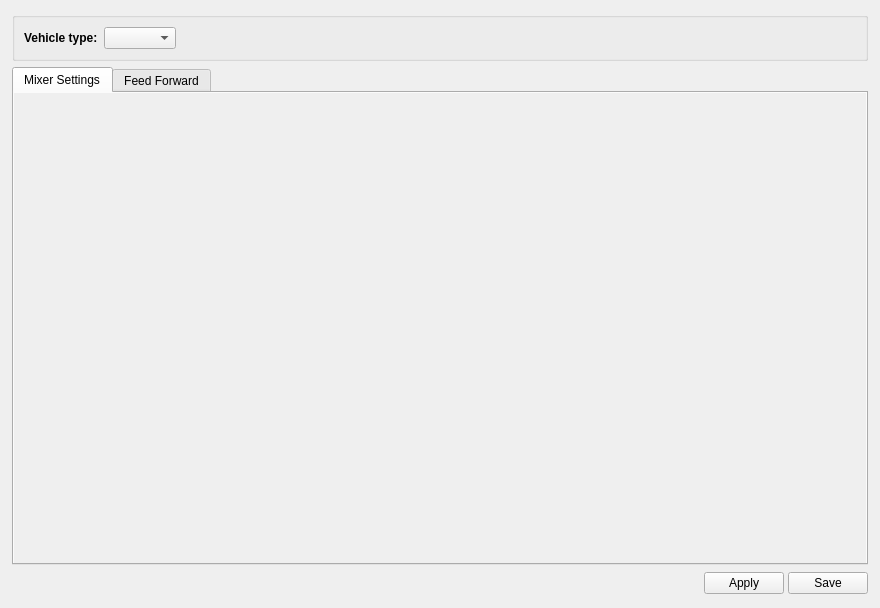
Before: the Qt Designer form ground/openpilotgcs/src/plugins/config/airframe.ui in openpilot/OpenPilot, drawn with Qt 5.
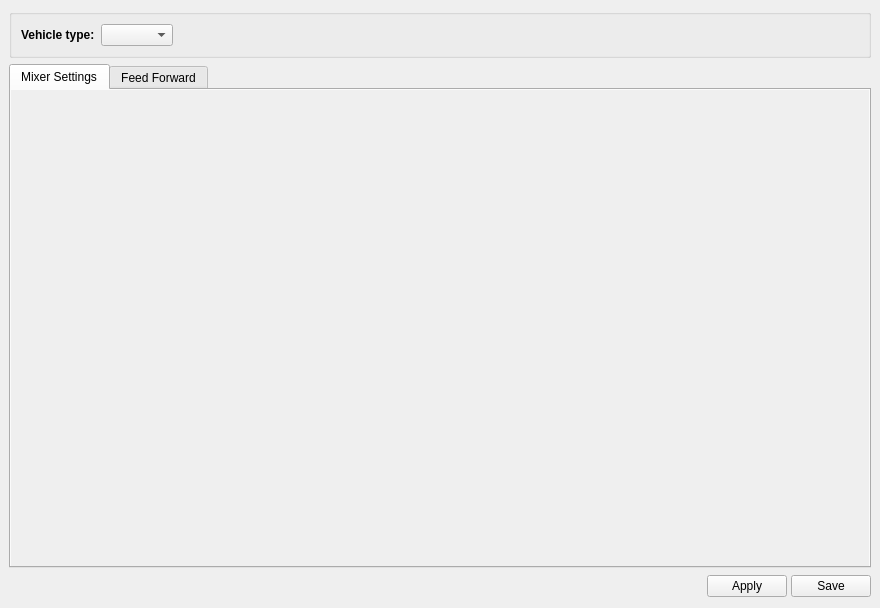
After: the same form once the commit is applied. Icons and pictures are not drawn.

Commit message: OP-907 changed vehicle config widget margin

What changed in the file:
```diff
--- a/ground/openpilotgcs/src/plugins/config/airframe.ui
+++ b/ground/openpilotgcs/src/plugins/config/airframe.ui
@@ -15,7 +15,7 @@
   </property>
   <layout class="QVBoxLayout" name="verticalLayout_10">
    <property name="margin">
-    <number>12</number>
+    <number>9</number>
    </property>
    <item>
     <widget class="QGroupBox" name="vehicleTypeGroupBox">
@@ -197,8 +197,8 @@
            <rect>
             <x>0</x>
             <y>0</y>
-            <width>832</width>
-            <height>461</height>
+            <width>838</width>
+            <height>467</height>
            </rect>
           </property>
           <layout class="QVBoxLayout" name="verticalLayout">
```
